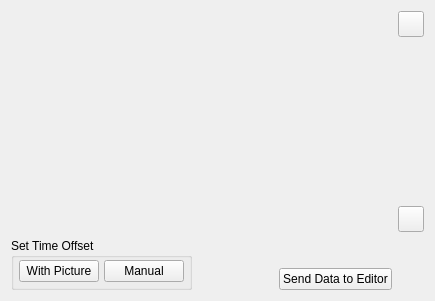
The window that easygeotagger/src/plugins/gps_plugin/egtgpsdisplaywidgetbase.ui (alexbruy/EasyGeoTagger) describes before a commit, drawn with Qt 5.
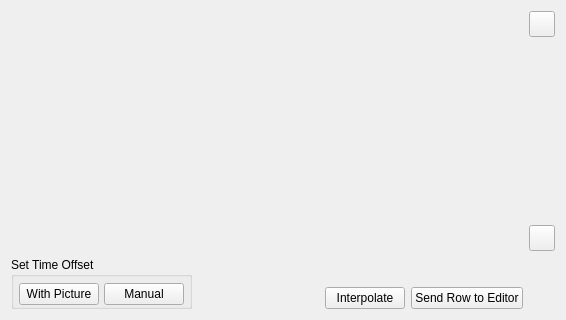
The same window after the commit. Icons and pictures are not drawn.

```diff
--- a/easygeotagger/src/plugins/gps_plugin/egtgpsdisplaywidgetbase.ui
+++ b/easygeotagger/src/plugins/gps_plugin/egtgpsdisplaywidgetbase.ui
@@ -6,15 +6,15 @@
    <rect>
     <x>0</x>
     <y>0</y>
-    <width>431</width>
-    <height>300</height>
+    <width>566</width>
+    <height>320</height>
    </rect>
   </property>
   <property name="windowTitle">
    <string>GPS Reader</string>
   </property>
   <layout class="QGridLayout" name="gridLayout">
-   <item row="0" column="0" rowspan="3" colspan="3">
+   <item row="0" column="0" rowspan="3" colspan="4">
     <widget class="QWidget" name="widgetTable" native="true">
      <property name="sizePolicy">
       <sizepolicy hsizetype="Expanding" vsizetype="Expanding">
@@ -30,7 +30,7 @@
      </property>
     </widget>
    </item>
-   <item row="0" column="3">
+   <item row="0" column="4">
     <widget class="QPushButton" name="pbtnSelectDataProvider">
      <property name="minimumSize">
       <size>
@@ -65,7 +65,7 @@
      </property>
     </widget>
    </item>
-   <item row="1" column="3">
+   <item row="1" column="4">
     <spacer name="verticalSpacer">
      <property name="orientation">
       <enum>Qt::Vertical</enum>
@@ -78,7 +78,7 @@
      </property>
     </spacer>
    </item>
-   <item row="2" column="3">
+   <item row="2" column="4">
     <widget class="QPushButton" name="pbtnDeleteRow">
      <property name="minimumSize">
       <size>
@@ -121,6 +121,9 @@
        <height>1000</height>
       </size>
      </property>
+     <property name="styleSheet">
+      <string/>
+     </property>
      <property name="title">
       <string>Set Time Offset</string>
      </property>
@@ -132,13 +135,13 @@
        <number>5</number>
       </property>
       <property name="topMargin">
-       <number>2</number>
+       <number>5</number>
       </property>
       <property name="rightMargin">
        <number>5</number>
       </property>
       <property name="bottomMargin">
-       <number>5</number>
+       <number>0</number>
       </property>
       <item>
        <widget class="QPushButton" name="pbtnSetOffsetWithImage">
@@ -157,7 +160,7 @@
      </layout>
     </widget>
    </item>
-   <item row="3" column="3" rowspan="2">
+   <item row="3" column="4" rowspan="2">
     <spacer name="verticalSpacer_2">
      <property name="orientation">
       <enum>Qt::Vertical</enum>
@@ -183,10 +186,17 @@
      </property>
     </spacer>
    </item>
-   <item row="4" column="2">
+   <item row="4" column="3">
     <widget class="QPushButton" name="pbtnSendToEditor">
      <property name="text">
-      <string>Send Data to Editor</string>
+      <string>Send Row to Editor</string>
+     </property>
+    </widget>
+   </item>
+   <item row="4" column="2">
+    <widget class="QPushButton" name="pbtnInterpolate">
+     <property name="text">
+      <string>Interpolate</string>
      </property>
     </widget>
    </item>
```
